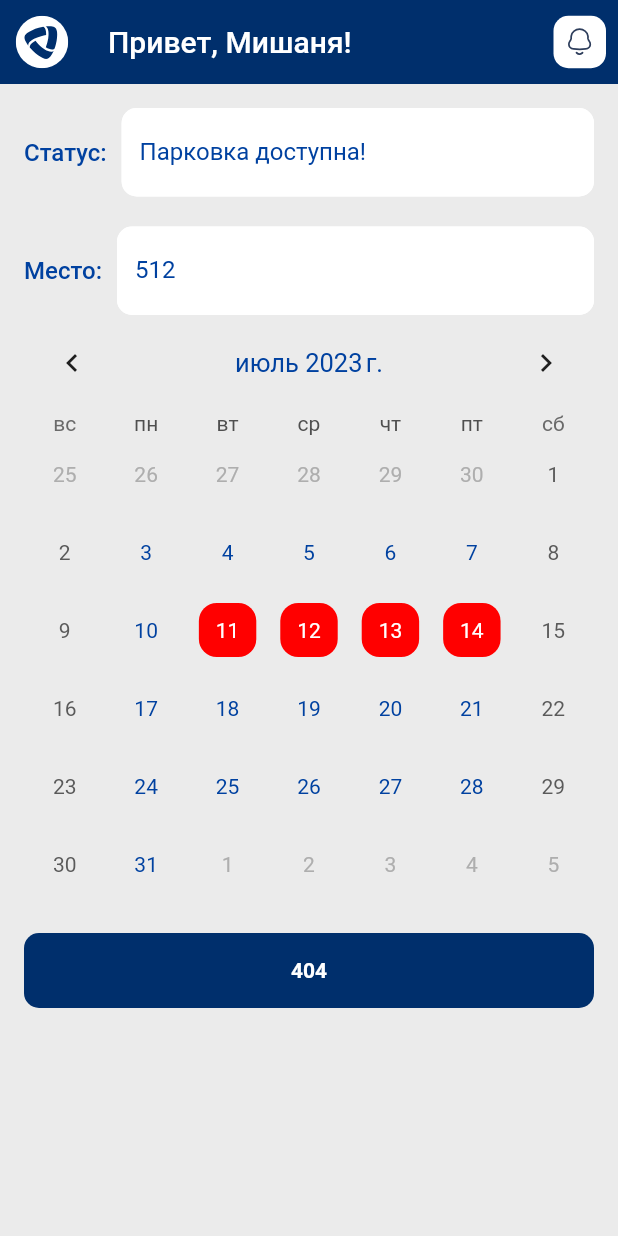
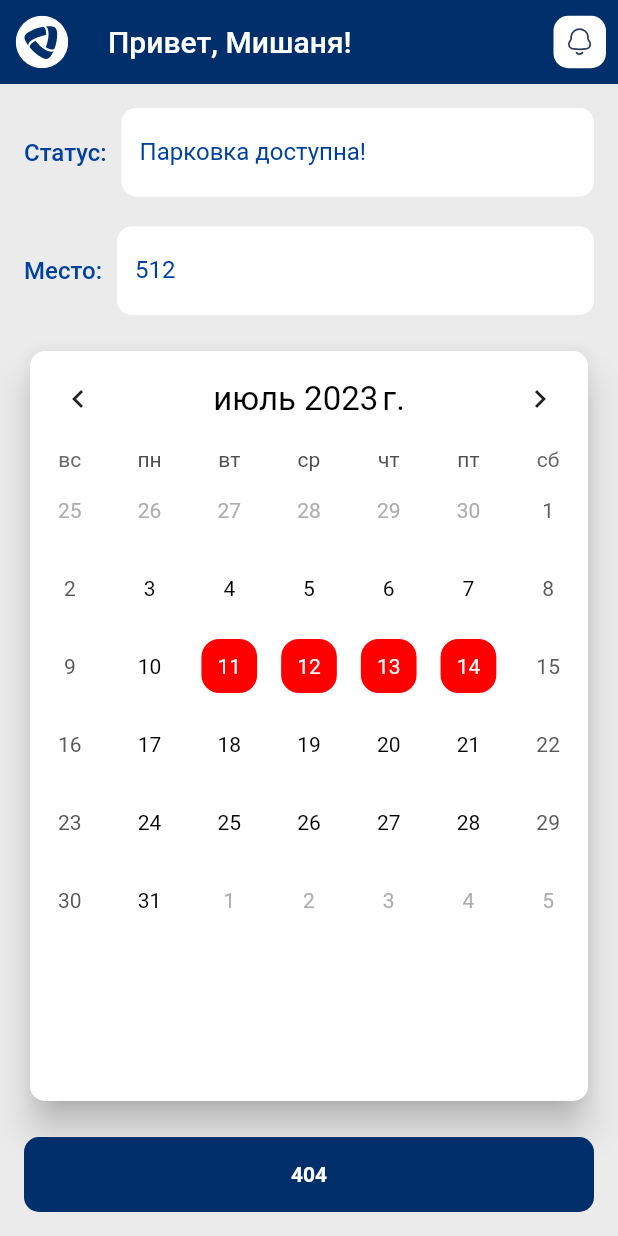
Before and after one commit to StasShevchenko/FlutterSummerPractice, a Flutter app: the screen it shows after launch, on a phone screen of 412 x 824 dp. Run offline on Flutter 3.47's test engine with Material 2 defaults, Android fonts, the phone set to English and light mode, and no system bars; drawn by our look-alikes of table_calendar; our stand-ins replace flutter_svg; missing offline and left inert: dart:ffi.

Commit message:
Calendar text styles are updated. Calendar wrapped with material card now

```diff
--- a/lib/main.dart
+++ b/lib/main.dart
@@ -55,12 +55,16 @@ class _MyHomePageState extends State<MyHomePage> {
             child: Center(
               child: Container(
                 decoration: BoxDecoration(
-                  color: AppColors.primaryWhite,
-                  borderRadius: BorderRadius.circular(10)
-                ),
+                    color: AppColors.primaryWhite,
+                    borderRadius: BorderRadius.circular(10)),
                 height: 35,
                 width: 35,
-                child: IconButton(onPressed: (){}, icon: SvgPicture.asset('assets/icons/bell_icon.svg',),),
+                child: IconButton(
+                  onPressed: () {},
+                  icon: SvgPicture.asset(
+                    'assets/icons/bell_icon.svg',
+                  ),
+                ),
               ),
             ),
           ),
@@ -109,17 +113,28 @@ class _MyHomePageState extends State<MyHomePage> {
                 )
               ],
             ),
-
-            const Calendar(startTime: '7/11/2023', endTime: '7/13/2023', isActive: true,),
+            const SizedBox(
+              height: 20,
+            ),
+            Expanded(
+                child: Card(
+                    elevation: 10,
+                    shape: RoundedRectangleBorder(
+                        borderRadius: BorderRadius.circular(10)),
+                    child: const Calendar(
+                      startTime: '7/11/2023',
+                      endTime: '7/13/2023',
+                      isActive: true,
+                    ))),
             const SizedBox(
               height: 20,
             ),
             ElevatedButton(
               onPressed: () {},
-              style: ElevatedButton.styleFrom(minimumSize: const Size.fromHeight(50)),
+              style: ElevatedButton.styleFrom(
+                  minimumSize: const Size.fromHeight(50)),
               child: const Text('404'),
             ),
-
           ],
         ),
       ),
--- a/lib/presentation/home_page/components/calendar/calendar.dart
+++ b/lib/presentation/home_page/components/calendar/calendar.dart
@@ -12,21 +12,28 @@ class Calendar extends StatelessWidget {
   final String endTime;
   final bool isActive;
 
-  const Calendar(
-      {super.key,
-      required this.startTime,
-      required this.endTime,
-      required this.isActive});
+  const Calendar({super.key,
+    required this.startTime,
+    required this.endTime,
+    required this.isActive});
 
   @override
   Widget build(BuildContext context) {
     var dateFormat = DateFormat('MM/dd/yyyy');
-    DateTime startDate = dateFormat.parse(startTime);
-    DateTime endDate = dateFormat.parse(endTime);
-
+    DateTime startDate = dateFormat.parse(startTime).toUtc();
+    DateTime endDate = dateFormat.parse(endTime).toUtc();
     return TableCalendar(
       locale: 'ru',
-      headerStyle: HeaderStyle(titleCentered: true, formatButtonVisible: false),
+      headerStyle: const HeaderStyle(
+          titleCentered: true, formatButtonVisible: false, titleTextStyle: TextStyle(
+        color: Colors.black,
+        fontSize: 22
+      )),
+      calendarStyle: const CalendarStyle(
+          defaultTextStyle: TextStyle(
+              color: Colors.black
+          )
+      ),
       focusedDay: DateTime.now(),
       firstDay: DateTime.utc(2010, 10, 16),
       lastDay: DateTime.utc(2030, 3, 14),
```
